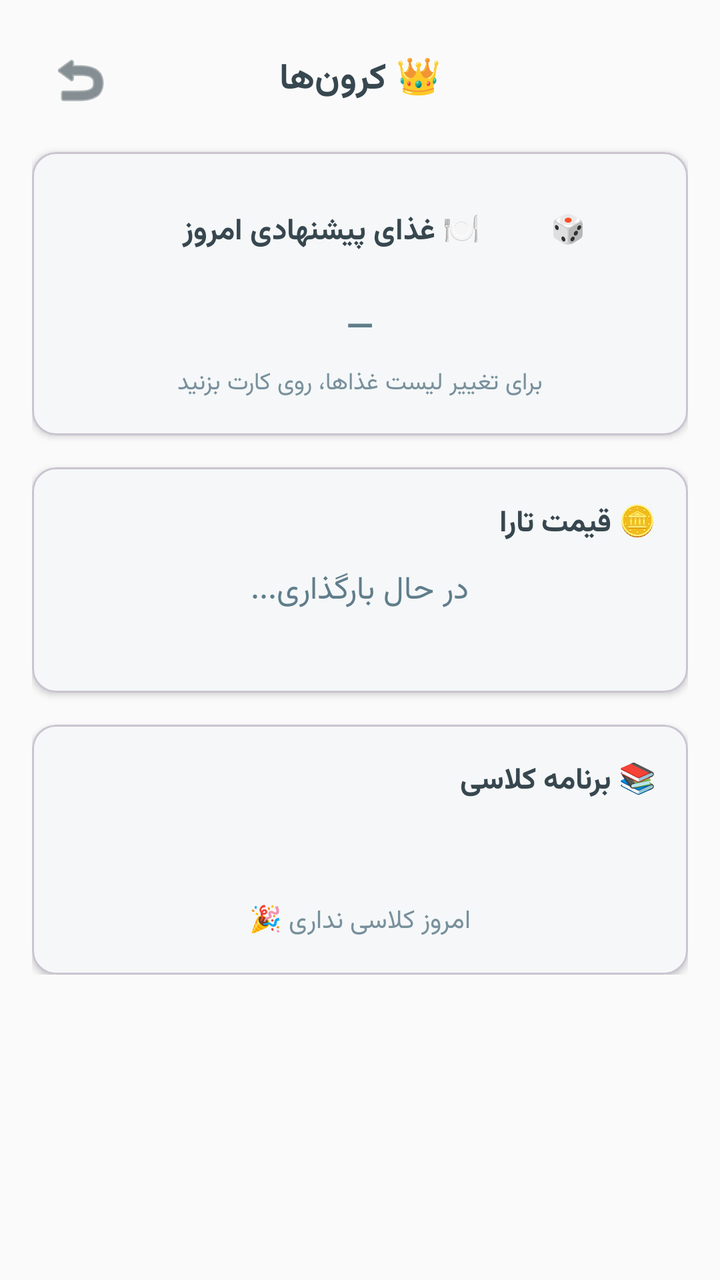
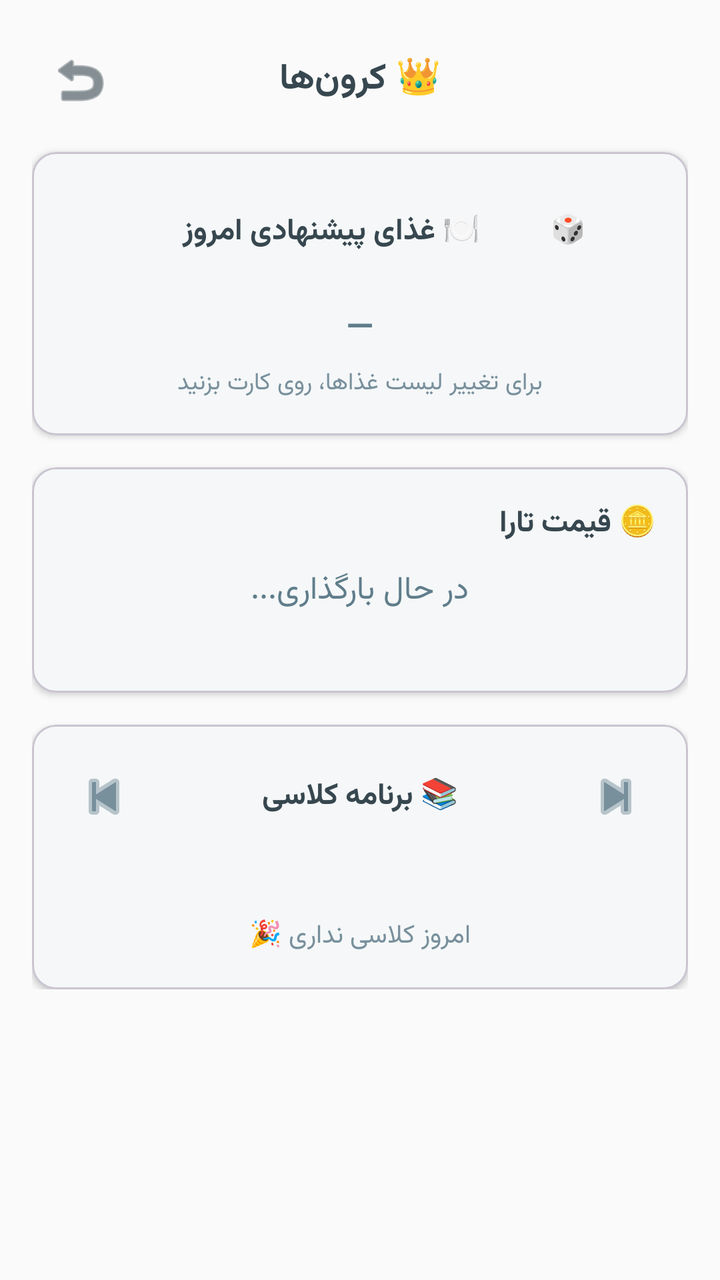

An Android layout rendered at two revisions. The XML below is the earlier revision; the diff shows what the commit changed to produce the second picture.
<!-- AndroidManifest.xml: application theme Theme.PillTracker -->
<!-- res/layout/activity_crowns.xml -->
<?xml version="1.0" encoding="utf-8"?>
<ScrollView xmlns:android="http://schemas.android.com/apk/res/android"
    android:layout_width="match_parent"
    android:layout_height="match_parent"
    android:background="@color/background">

    <LinearLayout
        android:layout_width="match_parent"
        android:layout_height="wrap_content"
        android:orientation="vertical"
        android:padding="16dp">

        
        <LinearLayout
            android:layout_width="match_parent"
            android:layout_height="wrap_content"
            android:gravity="center_vertical"
            android:orientation="horizontal"
            android:paddingBottom="12dp">

            <ImageButton
                android:id="@+id/backBtn"
                android:layout_width="48dp"
                android:layout_height="48dp"
                android:background="?attr/selectableItemBackgroundBorderless"
                android:contentDescription="بازگشت"
                android:src="@android:drawable/ic_menu_revert"
                android:tint="@color/on_surface" />

            <TextView
                android:layout_width="0dp"
                android:layout_height="wrap_content"
                android:layout_weight="1"
                android:gravity="center"
                android:text="👑 کرون‌ها"
                android:textColor="@color/on_surface"
                android:textSize="18sp"
                android:textStyle="bold" />

            <View
                android:layout_width="48dp"
                android:layout_height="48dp" />
        </LinearLayout>

        
        <com.google.android.material.card.MaterialCardView
            android:id="@+id/foodCard"
            android:layout_width="match_parent"
            android:layout_height="wrap_content"
            android:layout_marginBottom="16dp"
            android:clickable="true"
            android:focusable="true"
            app:cardCornerRadius="12dp"
            app:cardElevation="2dp"
            xmlns:app="http://schemas.android.com/apk/res-auto">

            <LinearLayout
                android:layout_width="match_parent"
                android:layout_height="wrap_content"
                android:orientation="vertical"
                android:padding="16dp">

                <LinearLayout
                    android:layout_width="match_parent"
                    android:layout_height="wrap_content"
                    android:gravity="center_vertical"
                    android:orientation="horizontal">

                    <TextView
                        android:layout_width="0dp"
                        android:layout_height="wrap_content"
                        android:layout_weight="1"
                        android:text="🍽 غذای پیشنهادی امروز"
                        android:textColor="@color/on_surface"
                        android:textSize="15sp"
                        android:textStyle="bold" />

                    <Button
                        android:id="@+id/refreshFoodBtn"
                        style="@style/Widget.Material3.Button.TonalButton"
                        android:layout_width="wrap_content"
                        android:layout_height="wrap_content"
                        android:text="🎲"
                        android:textSize="14sp" />
                </LinearLayout>

                <TextView
                    android:id="@+id/foodSuggestionText"
                    android:layout_width="match_parent"
                    android:layout_height="wrap_content"
                    android:layout_marginTop="8dp"
                    android:gravity="center"
                    android:text="—"
                    android:textColor="@color/primary_variant"
                    android:textSize="18sp"
                    android:textStyle="bold" />

                <TextView
                    android:layout_width="match_parent"
                    android:layout_height="wrap_content"
                    android:layout_marginTop="4dp"
                    android:gravity="center"
                    android:text="برای تغییر لیست غذاها، روی کارت بزنید"
                    android:textColor="@color/text_secondary"
                    android:textSize="12sp" />
            </LinearLayout>
        </com.google.android.material.card.MaterialCardView>

        
        <com.google.android.material.card.MaterialCardView
            android:id="@+id/goldCard"
            android:layout_width="match_parent"
            android:layout_height="wrap_content"
            android:layout_marginBottom="16dp"
            app:cardCornerRadius="12dp"
            app:cardElevation="2dp"
            xmlns:app="http://schemas.android.com/apk/res-auto">

            <LinearLayout
                android:layout_width="match_parent"
                android:layout_height="wrap_content"
                android:orientation="vertical"
                android:padding="16dp">

                <LinearLayout
                    android:layout_width="match_parent"
                    android:layout_height="wrap_content"
                    android:gravity="center_vertical"
                    android:orientation="horizontal">

                    <TextView
                        android:layout_width="0dp"
                        android:layout_height="wrap_content"
                        android:layout_weight="1"
                        android:text="🪙 قیمت تارا"
                        android:textColor="@color/on_surface"
                        android:textSize="15sp"
                        android:textStyle="bold" />

                    <ProgressBar
                        android:id="@+id/goldProgress"
                        android:layout_width="20dp"
                        android:layout_height="20dp"
                        android:indeterminate="true"
                        android:visibility="gone" />
                </LinearLayout>

                <TextView
                    android:id="@+id/goldPriceText"
                    android:layout_width="match_parent"
                    android:layout_height="wrap_content"
                    android:layout_marginTop="8dp"
                    android:gravity="center"
                    android:text="در حال بارگذاری..."
                    android:textColor="@color/primary_variant"
                    android:textSize="16sp" />

                <TextView
                    android:id="@+id/goldUpdateTime"
                    android:layout_width="match_parent"
                    android:layout_height="wrap_content"
                    android:layout_marginTop="4dp"
                    android:gravity="center"
                    android:text=""
                    android:textColor="@color/text_secondary"
                    android:textSize="11sp" />
            </LinearLayout>
        </com.google.android.material.card.MaterialCardView>

        
        <com.google.android.material.card.MaterialCardView
            android:layout_width="match_parent"
            android:layout_height="wrap_content"
            app:cardCornerRadius="12dp"
            app:cardElevation="2dp"
            xmlns:app="http://schemas.android.com/apk/res-auto">

            <LinearLayout
                android:layout_width="match_parent"
                android:layout_height="wrap_content"
                android:orientation="vertical"
                android:padding="16dp">

                <TextView
                    android:layout_width="match_parent"
                    android:layout_height="wrap_content"
                    android:layout_marginBottom="8dp"
                    android:text="📚 برنامه کلاسی"
                    android:textColor="@color/on_surface"
                    android:textSize="15sp"
                    android:textStyle="bold" />

                <TextView
                    android:id="@+id/scheduleTodayLabel"
                    android:layout_width="match_parent"
                    android:layout_height="wrap_content"
                    android:layout_marginBottom="8dp"
                    android:text=""
                    android:textColor="@color/primary_variant"
                    android:textSize="14sp"
                    android:textStyle="bold" />

                <LinearLayout
                    android:id="@+id/scheduleListContainer"
                    android:layout_width="match_parent"
                    android:layout_height="wrap_content"
                    android:orientation="vertical" />

                <TextView
                    android:id="@+id/scheduleEmptyText"
                    android:layout_width="match_parent"
                    android:layout_height="wrap_content"
                    android:layout_marginTop="8dp"
                    android:gravity="center"
                    android:text="امروز کلاسی نداری 🎉"
                    android:textColor="@color/text_secondary"
                    android:textSize="13sp" />
            </LinearLayout>
        </com.google.android.material.card.MaterialCardView>

    </LinearLayout>
</ScrollView>
<!-- resources referenced by this layout -->
<resources>
  <color name="background">#FFFAFAFA</color>
  <color name="on_surface">#FF37474F</color>
  <color name="primary_variant">#FF607D8B</color>
  <color name="text_secondary">#FF78909C</color>
  <style name="Theme.PillTracker" parent="Theme.Material3.DayNight.NoActionBar">
          <item name="colorPrimary">@color/primary</item>
          <item name="colorOnPrimary">@color/on_primary</item>
          <item name="colorSecondary">@color/secondary</item>
          <item name="colorSurface">@color/surface</item>
          <item name="colorOnSurface">@color/on_surface</item>
          <item name="android:fontFamily">@font/vazirmatn</item>
          <item name="fontFamily">@font/vazirmatn</item>
          <item name="android:statusBarColor">@color/background</item>
          <item name="android:windowBackground">@color/background</item>
      </style>
  <color name="primary">#FF78909C</color>
  <color name="on_primary">#FFFFFFFF</color>
  <color name="secondary">#FF90A4AE</color>
  <color name="surface">#FFFFFFFF</color>
</resources>

<!-- the commit's change to res/layout/activity_crowns.xml (unified diff, before → after) -->
@@ -181,14 +181,40 @@
                 android:orientation="vertical"
                 android:padding="16dp">
 
-                <TextView
-                    android:layout_width="match_parent"
-                    android:layout_height="wrap_content"
-                    android:layout_marginBottom="8dp"
-                    android:text="📚 برنامه کلاسی"
-                    android:textColor="@color/on_surface"
-                    android:textSize="15sp"
-                    android:textStyle="bold" />
+                <LinearLayout
+                    android:layout_width="match_parent"
+                    android:layout_height="wrap_content"
+                    android:gravity="center_vertical"
+                    android:orientation="horizontal">
+
+                    <ImageButton
+                        android:id="@+id/prevDayBtn"
+                        android:layout_width="40dp"
+                        android:layout_height="40dp"
+                        android:background="?attr/selectableItemBackgroundBorderless"
+                        android:contentDescription="روز قبل"
+                        android:src="@android:drawable/ic_media_previous"
+                        android:tint="@color/primary" />
+
+                    <TextView
+                        android:layout_width="0dp"
+                        android:layout_height="wrap_content"
+                        android:layout_weight="1"
+                        android:gravity="center"
+                        android:text="📚 برنامه کلاسی"
+                        android:textColor="@color/on_surface"
+                        android:textSize="15sp"
+                        android:textStyle="bold" />
+
+                    <ImageButton
+                        android:id="@+id/nextDayBtn"
+                        android:layout_width="40dp"
+                        android:layout_height="40dp"
+                        android:background="?attr/selectableItemBackgroundBorderless"
+                        android:contentDescription="روز بعد"
+                        android:src="@android:drawable/ic_media_next"
+                        android:tint="@color/primary" />
+                </LinearLayout>
 
                 <TextView
                     android:id="@+id/scheduleTodayLabel"
<!-- resource entries referenced after the edit -->
@@ -2,6 +2,7 @@
 <resources>
   <color name="background">#FFFAFAFA</color>
   <color name="on_surface">#FF37474F</color>
+  <color name="primary">#FF78909C</color>
   <color name="primary_variant">#FF607D8B</color>
   <color name="text_secondary">#FF78909C</color>
   <style name="Theme.PillTracker" parent="Theme.Material3.DayNight.NoActionBar">
@@ -15,7 +16,6 @@
           <item name="android:statusBarColor">@color/background</item>
           <item name="android:windowBackground">@color/background</item>
       </style>
-  <color name="primary">#FF78909C</color>
   <color name="on_primary">#FFFFFFFF</color>
   <color name="secondary">#FF90A4AE</color>
   <color name="surface">#FFFFFFFF</color>
